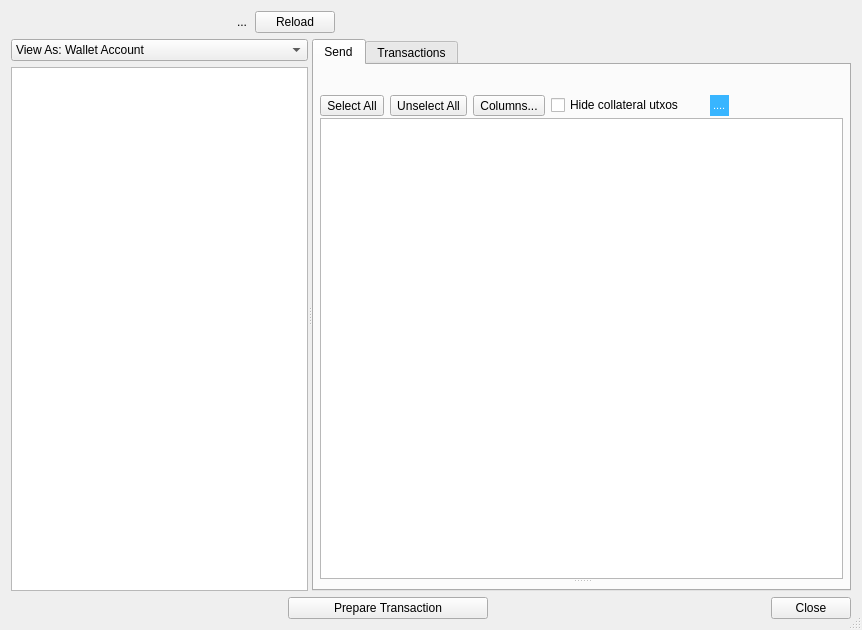
Above: src/ui/ui_send_payout_dlg.ui from Bertrand256/dash-masternode-tool before the change. Below: the same form after it.
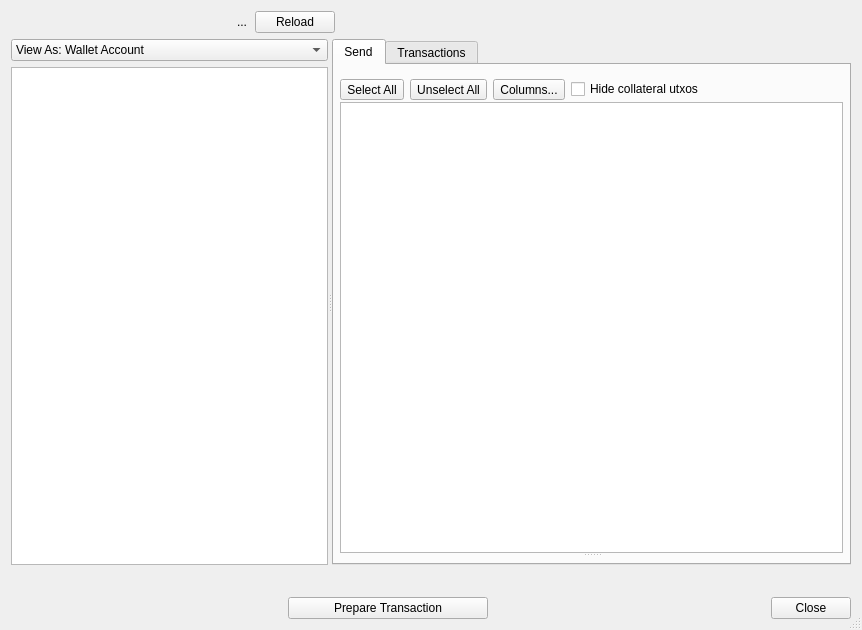
That is the form after the change.

What changed in the file:
```diff
--- a/src/ui/ui_send_payout_dlg.ui
+++ b/src/ui/ui_send_payout_dlg.ui
@@ -412,19 +412,6 @@
                   <property name="bottomMargin">
                    <number>0</number>
                   </property>
-                  <item>
-                   <widget class="QLabel" name="lbl_message_2">
-                    <property name="text">
-                     <string/>
-                    </property>
-                    <property name="openExternalLinks">
-                     <bool>true</bool>
-                    </property>
-                    <property name="textInteractionFlags">
-                     <set>Qt::LinksAccessibleByMouse|Qt::TextSelectableByMouse</set>
-                    </property>
-                   </widget>
-                  </item>
                   <item>
                    <layout class="QHBoxLayout" name="horizontalLayout_4">
                     <property name="spacing">
@@ -488,28 +475,6 @@
                       </property>
                      </widget>
                     </item>
-                    <item>
-                     <widget class="QLabel" name="lbl_message">
-                      <property name="styleSheet">
-                       <string notr="true">margin-left:20px;
-font-size:11px;
-background-color: rgb(56, 181, 255);
-color: rgb(255, 255, 255);</string>
-                      </property>
-                      <property name="text">
-                       <string>....</string>
-                      </property>
-                      <property name="wordWrap">
-                       <bool>false</bool>
-                      </property>
-                      <property name="openExternalLinks">
-                       <bool>true</bool>
-                      </property>
-                      <property name="textInteractionFlags">
-                       <set>Qt::LinksAccessibleByMouse|Qt::TextSelectableByMouse</set>
-                      </property>
-                     </widget>
-                    </item>
                     <item>
                      <spacer name="horizontalSpacer_3">
                       <property name="orientation">
@@ -616,6 +581,58 @@
      </layout>
     </widget>
    </item>
+   <item>
+    <layout class="QHBoxLayout" name="layStatusBar">
+     <property name="spacing">
+      <number>12</number>
+     </property>
+     <item>
+      <widget class="QLabel" name="lbl_message">
+       <property name="styleSheet">
+        <string notr="true"/>
+       </property>
+       <property name="text">
+        <string/>
+       </property>
+       <property name="wordWrap">
+        <bool>false</bool>
+       </property>
+       <property name="openExternalLinks">
+        <bool>true</bool>
+       </property>
+       <property name="textInteractionFlags">
+        <set>Qt::LinksAccessibleByMouse|Qt::TextSelectableByMouse</set>
+       </property>
+      </widget>
+     </item>
+     <item>
+      <widget class="QLabel" name="lbl_message_2">
+       <property name="text">
+        <string/>
+       </property>
+       <property name="openExternalLinks">
+        <bool>true</bool>
+       </property>
+       <property name="textInteractionFlags">
+        <set>Qt::LinksAccessibleByMouse|Qt::TextSelectableByMouse</set>
+       </property>
+      </widget>
+     </item>
+     <item>
+      <spacer name="horizontalSpacer_8">
+       <property name="orientation">
+        <enum>Qt::Horizontal</enum>
+       </property>
+       <property name="sizeHint" stdset="0">
+        <size>
+         <width>40</width>
+         <height>20</height>
+        </size>
+       </property>
+      </spacer>
+     </item>
+    </layout>
+   </item>
    <item>
     <layout class="QHBoxLayout" name="horizontalLayout_3">
      <item>
```
